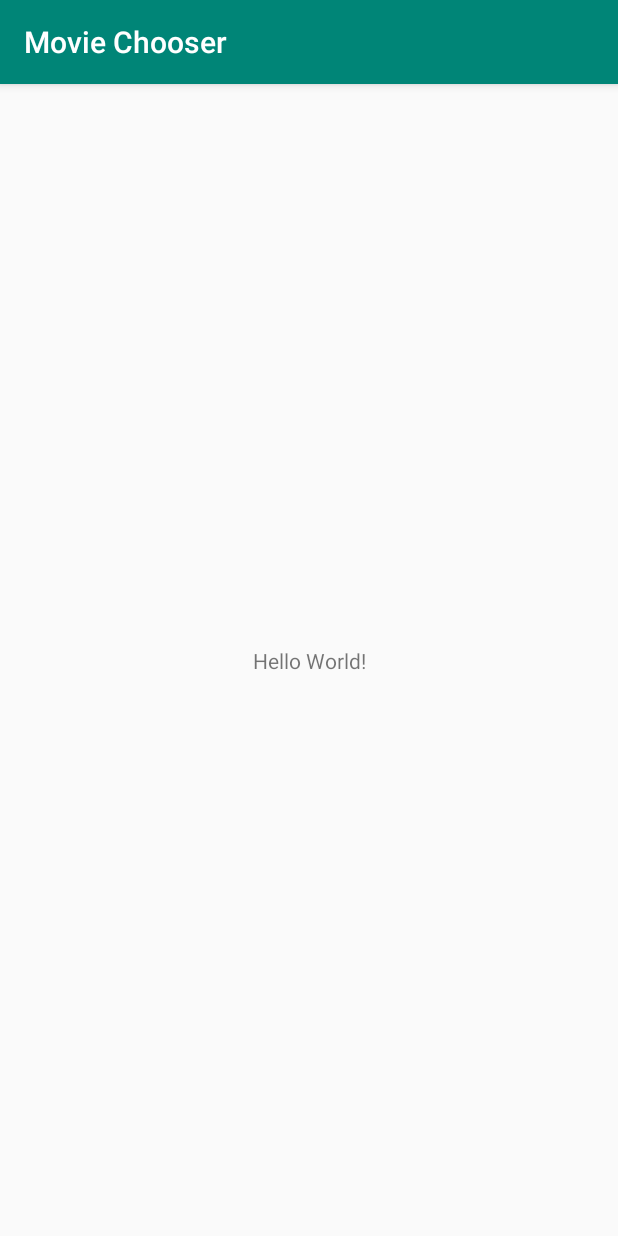
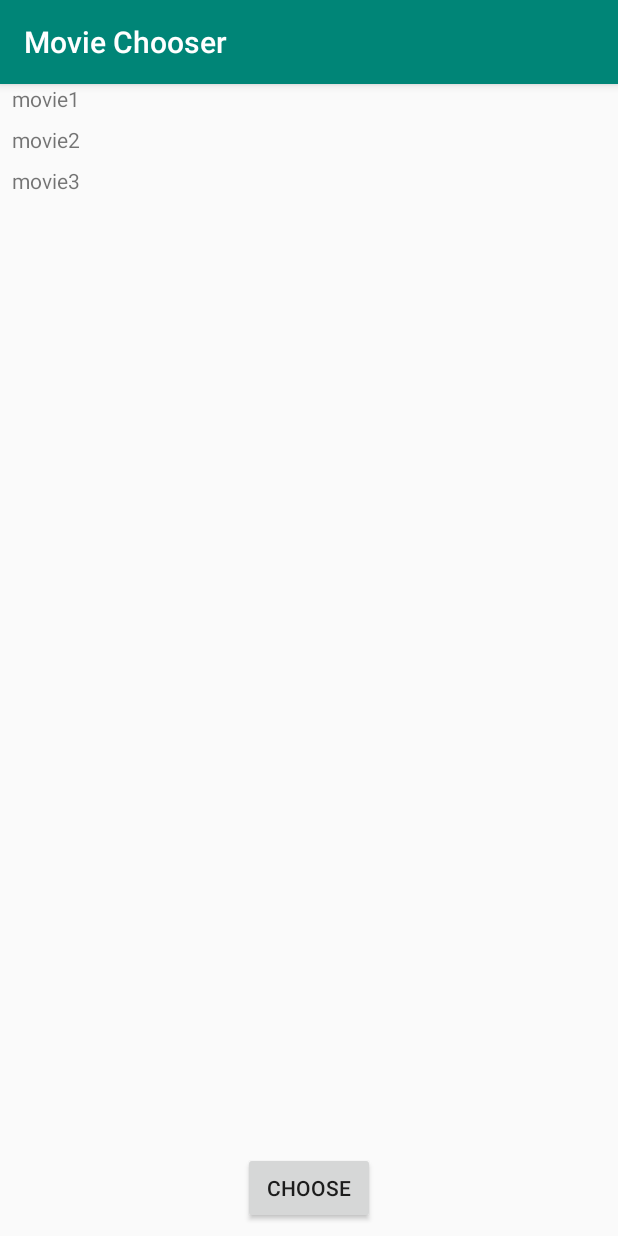
Before and after one commit to ruvans/MovieChooserAndroidApp, an Android app: the screen it shows after launch (MainActivity), on a phone screen of 412 x 824 dp. Run offline under Robolectric (Android 15) with nearby library versions, the phone set to English and light mode, and no system bars.

Commit message:
button now makes one of the choices red

```diff
--- a/app/src/main/res/layout/activity_main.xml
+++ b/app/src/main/res/layout/activity_main.xml
@@ -6,13 +6,44 @@
     android:layout_height="match_parent"
     tools:context=".MainActivity">
 
-    <TextView
+    <Button
+        android:id="@+id/chooseButton"
         android:layout_width="wrap_content"
         android:layout_height="wrap_content"
-        android:text="Hello World!"
+        android:layout_marginBottom="8dp"
+        android:onClick="onButtonClick"
+        android:text="Choose"
         app:layout_constraintBottom_toBottomOf="parent"
-        app:layout_constraintLeft_toLeftOf="parent"
-        app:layout_constraintRight_toRightOf="parent"
+        app:layout_constraintEnd_toEndOf="parent"
+        app:layout_constraintStart_toStartOf="parent" />
+
+    <TextView
+        android:id="@+id/movieText0"
+        android:layout_width="wrap_content"
+        android:layout_height="wrap_content"
+        android:layout_marginStart="8dp"
+        android:text="movie1"
+        app:layout_constraintEnd_toEndOf="parent"
+        app:layout_constraintHorizontal_bias="0.0"
+        app:layout_constraintStart_toStartOf="parent"
         app:layout_constraintTop_toTopOf="parent" />
 
+    <TextView
+        android:id="@+id/movieText1"
+        android:layout_width="wrap_content"
+        android:layout_height="wrap_content"
+        android:layout_marginTop="8dp"
+        android:text="movie2"
+        app:layout_constraintStart_toStartOf="@+id/movieText0"
+        app:layout_constraintTop_toBottomOf="@+id/movieText0" />
+
+    <TextView
+        android:id="@+id/movieText2"
+        android:layout_width="wrap_content"
+        android:layout_height="wrap_content"
+        android:layout_marginTop="8dp"
+        android:text="movie3"
+        app:layout_constraintStart_toStartOf="@+id/movieText1"
+        app:layout_constraintTop_toBottomOf="@+id/movieText1" />
+
 </android.support.constraint.ConstraintLayout>
--- a/app/src/main/res/values/colors.xml
+++ b/app/src/main/res/values/colors.xml
@@ -2,5 +2,5 @@
 <resources>
     <color name="colorPrimary">#008577</color>
     <color name="colorPrimaryDark">#00574B</color>
-    <color name="colorAccent">#D81B60</color>
+    <color name="colorAccent">#f43d80</color>
 </resources>
```
Also changed, not shown: app/src/main/java/com/example/ruthe/moviechooser/MainActivity.java (+51 -0 lines).
